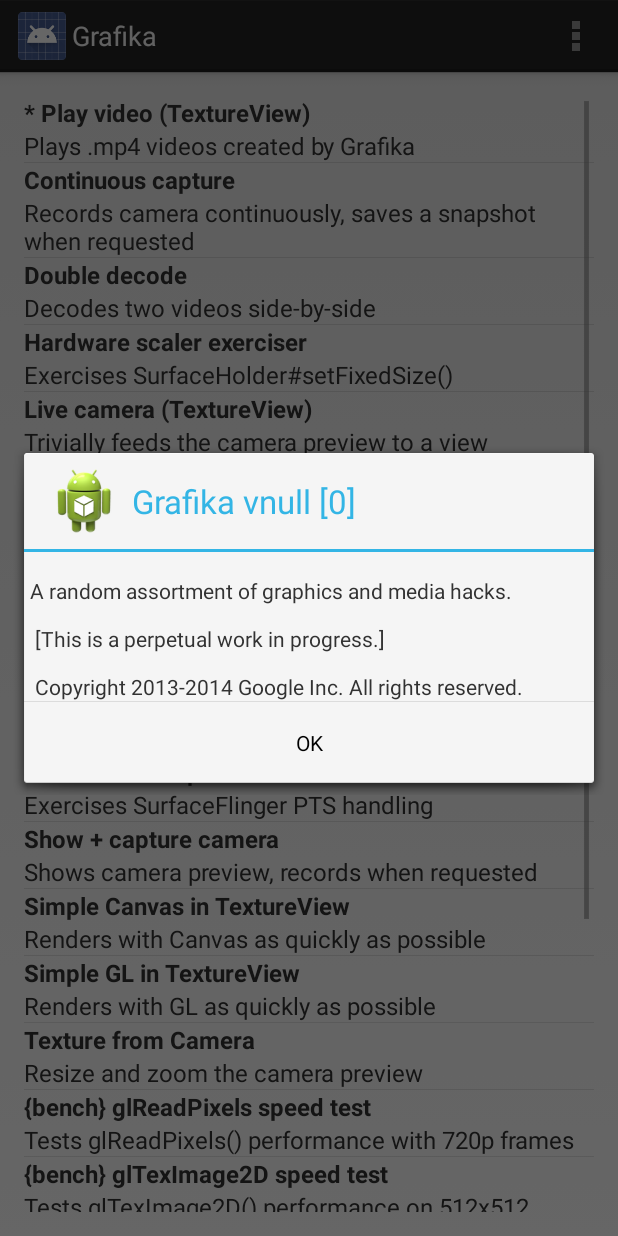
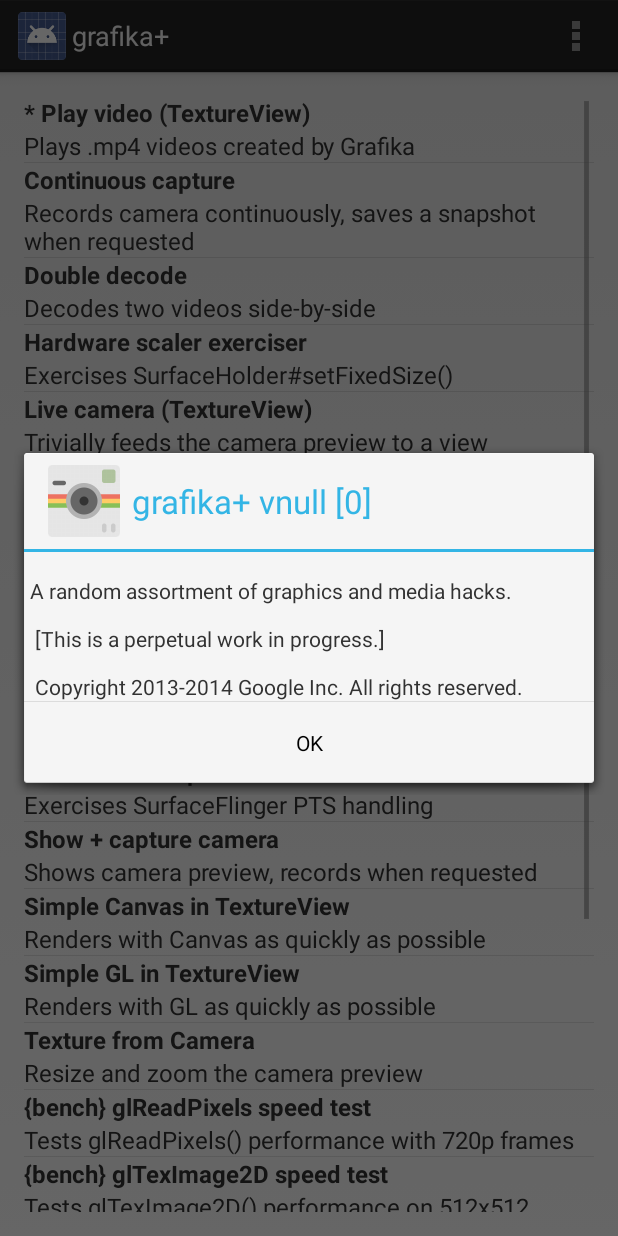
Before and after one commit to sunjinbo/grafika-plus, an Android app: the screen it shows after launch (MainActivity), in the options menu, after a tap on "About", on a phone screen of 412 x 824 dp. Run offline under Robolectric (Android 15) with nearby library versions, the phone set to English and light mode, and no system bars; 2 statements that could not run were skipped.

```diff
--- a/app/src/main/res/values/strings.xml
+++ b/app/src/main/res/values/strings.xml
@@ -19,7 +19,7 @@
 
     <!-- TODO: organize this a bit -->
 
-    <string name="app_name">Grafika</string>
+    <string name="app_name">grafika+</string>
     <string name="about_item">About</string>
     <string name="regenerateContent_item">Regenerate content</string>
     <string name="selectTest_text">Select Test:</string>
```
Also changed, not shown: app/src/main/res/drawable-hdpi/ic_launcher.png, app/src/main/res/drawable-mdpi/ic_launcher.png, app/src/main/res/drawable-xhdpi/ic_launcher.png, app/src/main/res/drawable-xxhdpi/ic_launcher.png.
